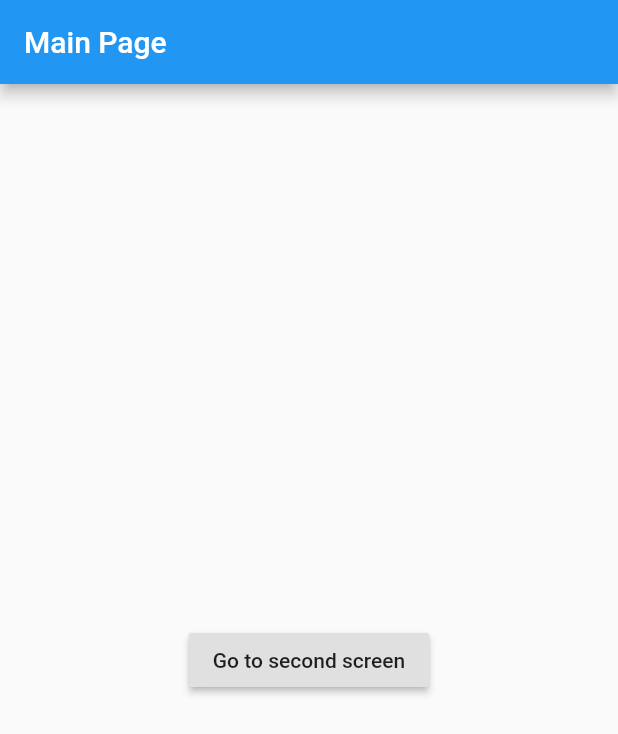
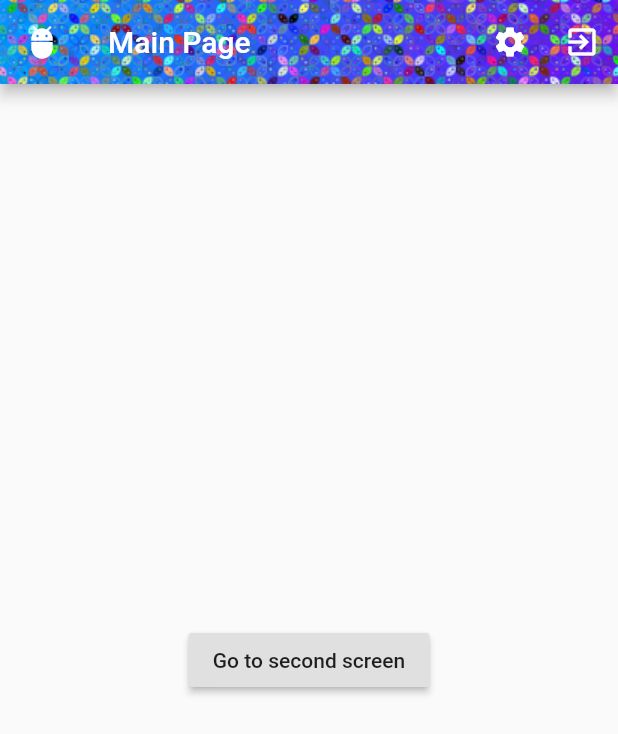
Before and after one commit to DepriPramana/BelajarFlutter, a Flutter app: the MainPage screen opened directly, on a phone screen of 412 x 824 dp. Shown: the top 734 px of the screen. Run offline on Flutter 3.47's test engine with Material 2 defaults, Android fonts, the phone set to English and light mode, and no system bars.

Commit message:
Belajar AppBar Dan Kawan2

```diff
--- a/belajar_listview/lib/main_page.dart
+++ b/belajar_listview/lib/main_page.dart
@@ -6,7 +6,29 @@ class MainPage extends StatelessWidget {
   Widget build(BuildContext context) {
     return Scaffold(
       appBar: AppBar(
+        leading: Icon(
+          Icons.adb,
+          color: Colors.white,
+        ),
         title: Text("Main Page"),
+        actions: <Widget>[
+          IconButton(icon: Icon(Icons.settings), onPressed: () {}),
+          IconButton(icon: Icon(Icons.exit_to_app), onPressed: () {}),
+        ],
+        flexibleSpace: Container(
+          decoration: BoxDecoration(
+            gradient: LinearGradient(
+              colors: [Color(0xff0096ff), Color(0xff6610f2)],
+              begin: FractionalOffset.topLeft,
+              end: FractionalOffset.bottomRight,
+            ),
+            image: DecorationImage(
+              image: AssetImage("assets/batik.png"),
+              fit: BoxFit.none,
+              repeat: ImageRepeat.repeat,
+            ),
+          ),
+        ),
       ),
       body: Center(
         child: RaisedButton(
--- a/belajar_listview/pubspec.yaml
+++ b/belajar_listview/pubspec.yaml
@@ -48,6 +48,8 @@ flutter:
   assets:
     - images/op.jpg
     - images/pngwave.png
+    - assets/pattern.png
+    - assets/batik.png
 
   # An image asset can refer to one or more resolution-specific "variants", see
   # https://flutter.dev/assets-and-images/#resolution-aware.
```
Also changed, not shown: belajar_listview/assets/batik.png (added), belajar_listview/assets/pattern.png (added).
